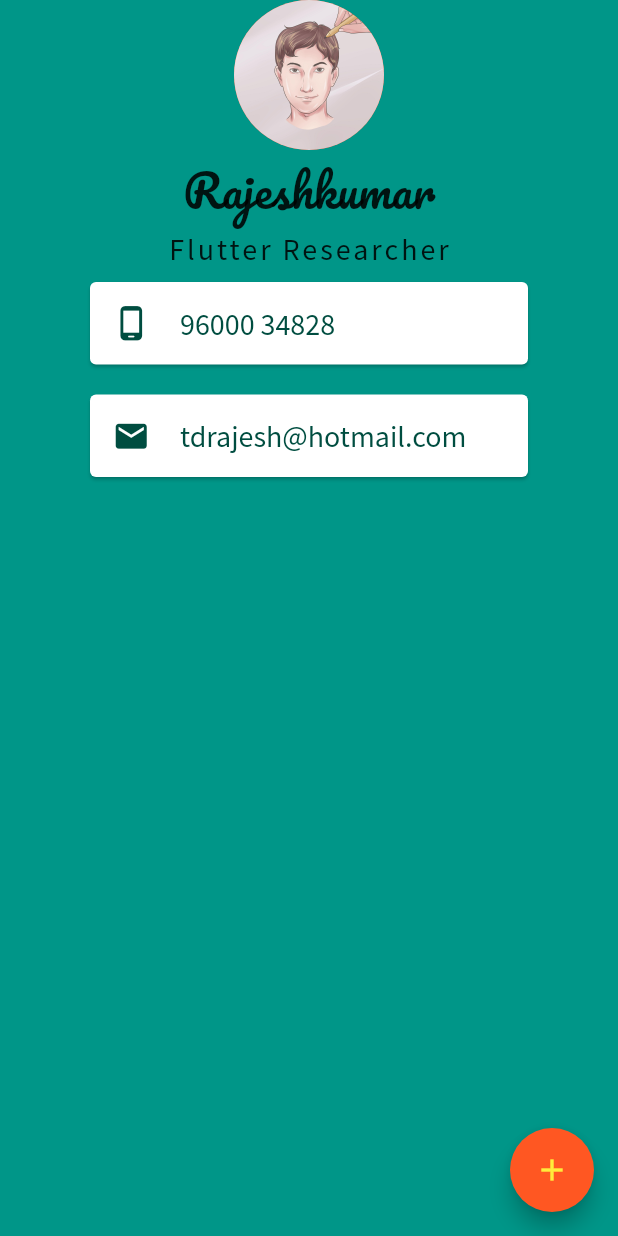
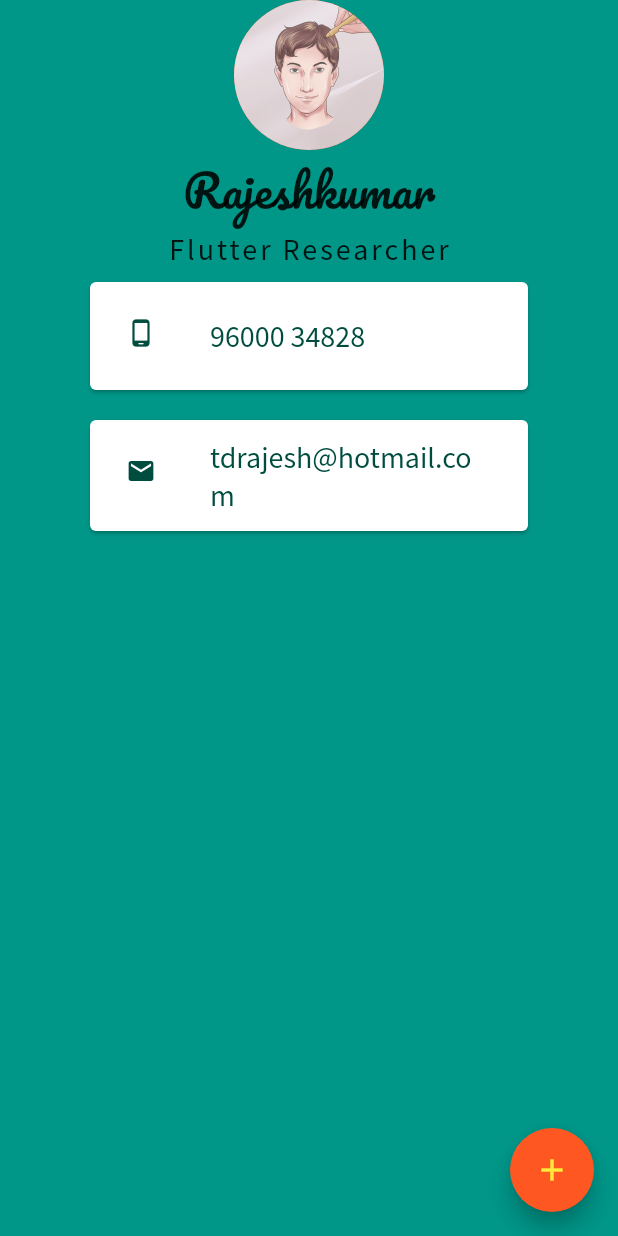
Before and after one commit to tdrajeshkumar/flutter_app, a Flutter app: the screen it shows after launch, on a phone screen of 412 x 824 dp. Run offline on Flutter 3.47's test engine with Material 2 defaults, Android fonts, the phone set to English and light mode, and no system bars.

Commit message:
Commit_Micard_Card_ListTile

```diff
--- a/lib/miCardWidget.dart
+++ b/lib/miCardWidget.dart
@@ -29,20 +29,17 @@ class MiCardWidget extends StatelessWidget {
         margin: EdgeInsets.symmetric(horizontal: 60.0, vertical: 10),
         color: Colors.white,
         child: Padding(
-          padding: const EdgeInsets.all(15.0),
-          child: Row(
-            children: [
-              Icon(Icons.phone_android_rounded,
-                  size: 25, color: Colors.teal.shade900),
-              SizedBox(width: 20),
-              Text(
+          padding: const EdgeInsets.all(8.0),
+          child: ListTile(
+            leading: Icon(Icons.phone_android_rounded,
+                size: 20, color: Colors.teal.shade900),
+            title: Text(
               '96000 34828',
               style: TextStyle(
                   color: Colors.teal[900],
                   fontFamily: 'SourceSansPro',
                   fontSize: 20.0),
             ),
-            ],
           ),
         ),
       ),
@@ -51,19 +48,16 @@ class MiCardWidget extends StatelessWidget {
         // padding: EdgeInsets.all(10.0),
         color: Colors.white,
         child: Padding(
-          padding: const EdgeInsets.all(15.0),
-          child: Row(
-            children: [
-              Icon(Icons.email, size: 25, color: Colors.teal.shade900),
-              SizedBox(width: 20),
-              Text(
+          padding: const EdgeInsets.all(8.0),
+          child: ListTile(
+            leading: Icon(Icons.email, size: 20, color: Colors.teal.shade900),
+            title: Text(
               'tdrajesh@hotmail.com',
               style: TextStyle(
                   color: Colors.teal[900],
                   fontFamily: 'SourceSansPro',
                   fontSize: 20.0),
             ),
-            ],
           ),
         ),
       ),
```
Lines whose indentation alone changed are shown as unchanged.
